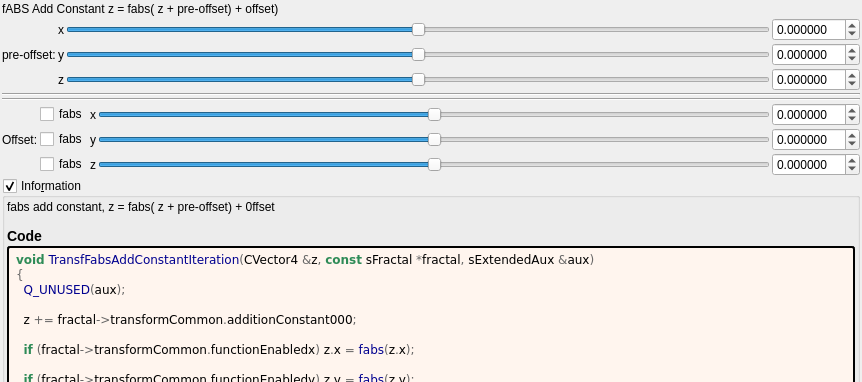
Above: mandelbulber2/formula/ui/fractal_transf_fabs_add_constant.ui from buddhi1980/mandelbulber2 before the change; both pictures show x 0 to 862 and y 0 to 382 of the 862 by 1005 pixel window. Below: the same form after it.
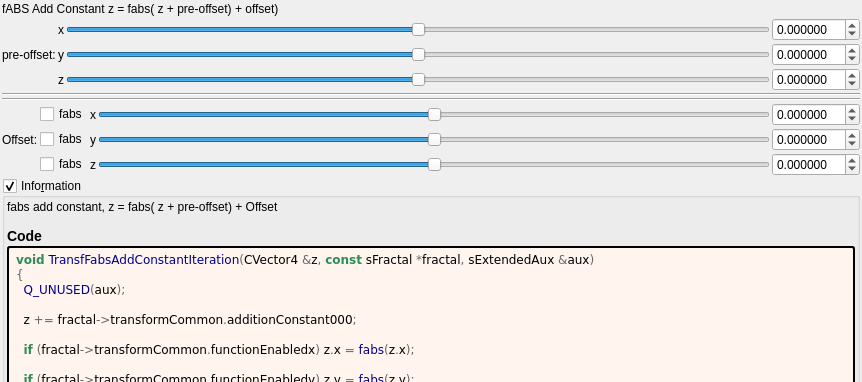
That is the form after the change. Custom widgets are drawn as their Qt base class.

The edit to the form file:
```diff
--- a/mandelbulber2/formula/ui/fractal_transf_fabs_add_constant.ui
+++ b/mandelbulber2/formula/ui/fractal_transf_fabs_add_constant.ui
@@ -495,7 +495,7 @@
       <item>
        <widget class="QLabel" name="label_information_general">
         <property name="text">
-         <string notr="true">&lt;p&gt;fabs add  constant,  z = fabs( z + pre-offset) + 0ffset&lt;/p&gt;&lt;table&gt;
+         <string notr="true">&lt;p&gt;fabs add  constant,  z = fabs( z + pre-offset) + Offset&lt;/p&gt;&lt;table&gt;
 &lt;/table&gt;
 &lt;h3&gt;Code&lt;/h3&gt;</string>
         </property>
```
